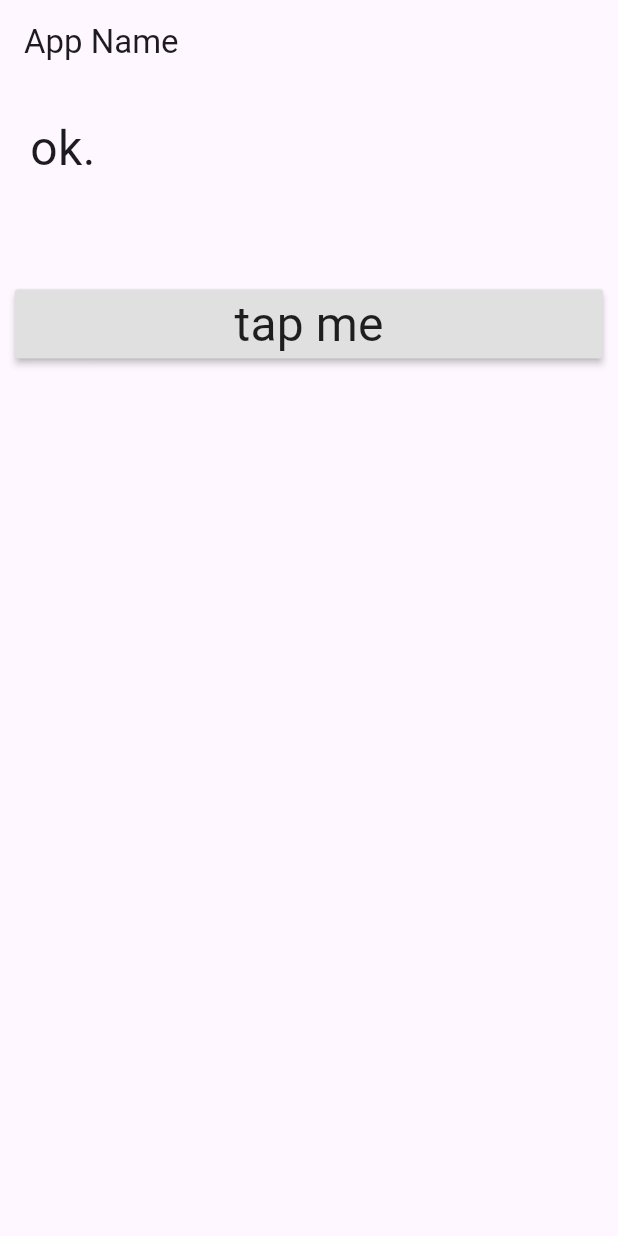
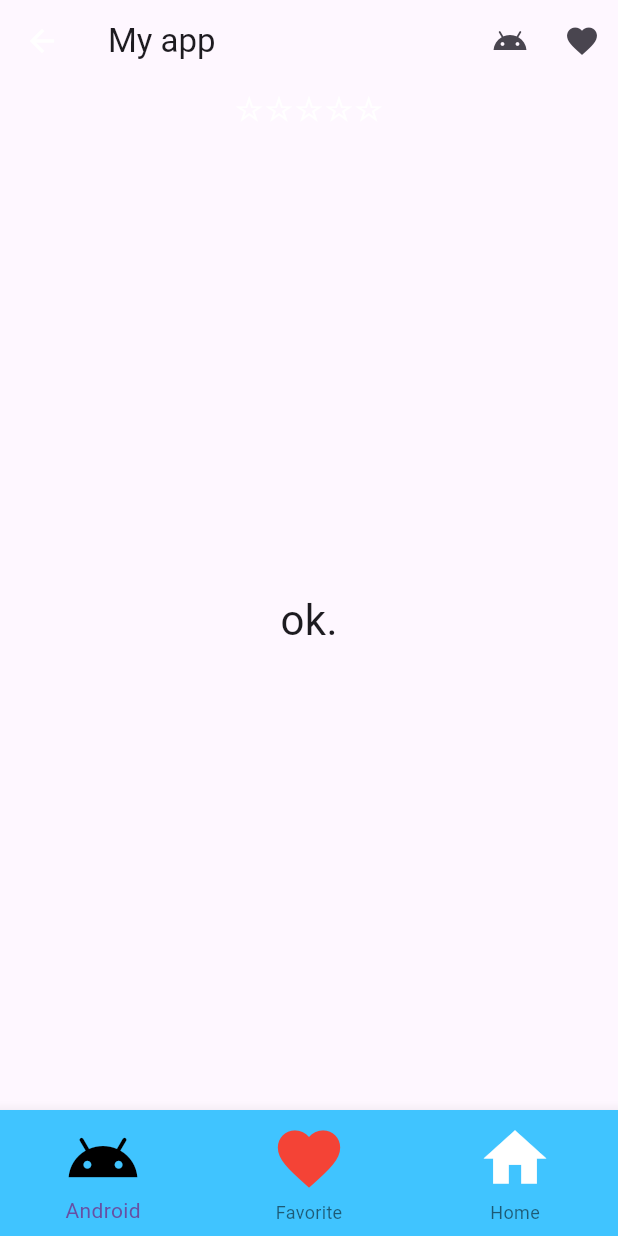
Before and after one commit to ijustet/flutter_app, a Flutter app: the screen it shows after launch, on a phone screen of 412 x 824 dp. Run offline on Flutter 3.47's test engine with Material 3 defaults, Android fonts, the phone set to English and light mode, and no system bars.

```diff
--- a/lib/main.dart
+++ b/lib/main.dart
@@ -30,75 +30,95 @@ class MyHomePage extends StatefulWidget {
 
 class _MyHomePageState extends State<MyHomePage> {
   static var _message = 'ok.';
+  static var _stars = '☆☆☆☆☆';
+  static var _star = 0;
+  static var _index = 0;
 
   @override
   Widget build(BuildContext context) {
     return Scaffold(
       appBar: AppBar(
-        title: Text('App Name'),
+        title: Text('My app'),
+        leading: BackButton(
+          color: Colors.white,
         ),
+        actions: <Widget>[
+          IconButton(
+            icon: Icon(Icons.android),
+            tooltip: 'add star...',
+            onPressed: iconPressedA,
+          ),
+          IconButton(
+            icon: Icon(Icons.favorite),
+            tooltip: 'subtract star...',
+            onPressed: iconPressedB,
+          ),
+        ],
+        bottom: PreferredSize(
+          child: Center(
+            child:Text(_stars,
+              style: TextStyle(
+                fontSize: 22.0,
+                color: Colors.white
+              ),
+            )
+          ),
+          preferredSize: const Size.fromHeight(30.0)
+        ),
+      ),
+
       body: Center(
-        child: Column(
-          mainAxisAlignment: MainAxisAlignment.start,
-          mainAxisSize: MainAxisSize.max,
-          crossAxisAlignment: CrossAxisAlignment.stretch,
-          children: <Widget>[
-            Padding(
-              padding: EdgeInsets.all(20.0),
         child: Text(
           _message,
-                style: TextStyle(
-                  fontSize: 32.0,
-                  fontWeight: FontWeight.w400,
-                  fontFamily: "Roboto"
+          style: const TextStyle(
+            fontSize: 28.0
           ),
+        )
       ),
+      bottomNavigationBar: BottomNavigationBar(
+        currentIndex: _index,
+        backgroundColor: Colors.lightBlueAccent,
+        items:  <BottomNavigationBarItem>[
+          BottomNavigationBarItem(
+            title: Text('Android'),
+            icon: const Icon(Icons.android,color: Colors.black,size: 50),
           ),
-            Padding(
-              padding: EdgeInsets.all(20.0),
+          BottomNavigationBarItem(
+            title: Text('Favorite'),
+            icon: const Icon(Icons.favorite,color: Colors.red,size: 50),
           ),
-            Padding(
-              padding: EdgeInsets.all(10.0),
-              child: RaisedButton(
-                onPressed: buttonOnpressed,
-                child: Text(
-                  "tap me",
-                  style: TextStyle(
-                    fontSize: 32.0,
-                    fontWeight: FontWeight.w400,
-                    fontFamily: "Roboto"
+          BottomNavigationBarItem(
+            title: Text('Home'),
+            icon: const Icon(Icons.home,color: Colors.white,size: 50),
           ),
-                ),
-              ),
-            ),
-          ]
-        ),
+        ],
+        onTap: tapBottomIcon,
+
       ),
     );
   }
-
-  void buttonOnpressed() {
-    showDialog(
-      context: context,
-      builder: (BuildContext context) => AlertDialog(
-        title: Text("Hello!"),
-        content: Text("This is sample."),
-        actions: <Widget>[
-          FlatButton(
-            child: const Text('Cancel'),
-            onPressed: () => Navigator.pop<String>(context,'Cancel')
-          ),
-          FlatButton(
-            child: const Text('OK'),
-            onPressed: () => Navigator.pop<String>(context,'OK')
-          ),
-        ],
-      )
-    ).then<void>((value) => resultAlert(value));
+  void tapBottomIcon(int value){
+    var items = ['android','Heart','Home'];
+    setState(() {
+      _index = value;
+      _message = 'you tapped: "'+ items[_index] +'".';
+    });
   }
-  void resultAlert(String value) {
-    setState((){
-      _message = 'selected: $value';
+  void iconPressedA(){
+    _message = 'tap "android".';
+    _star++;
+    update();
+  }
+  void iconPressedB(){
+    _message = 'tap "favorite".';
+    _star--;
+    update();
+  }
+  void update(){
+    _star = _star < 0 ? 0 : _star > 5 ? 5 : _star;
+    setState(() {
+      _stars = '★★★★★☆☆☆☆☆'.substring(5 - _star, 5 - _star + 5);
+      _message = _message + '[$_star]';
     });
   }
 }
```
Lines whose indentation alone changed are shown as unchanged.
